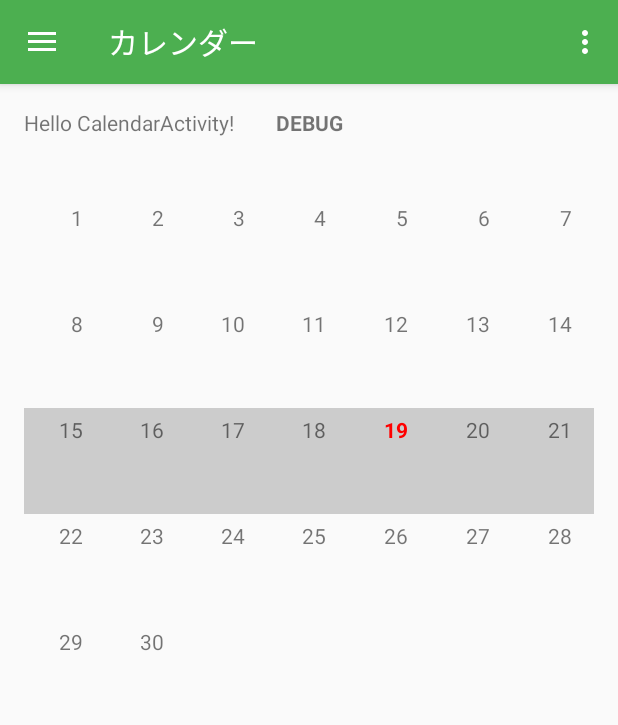
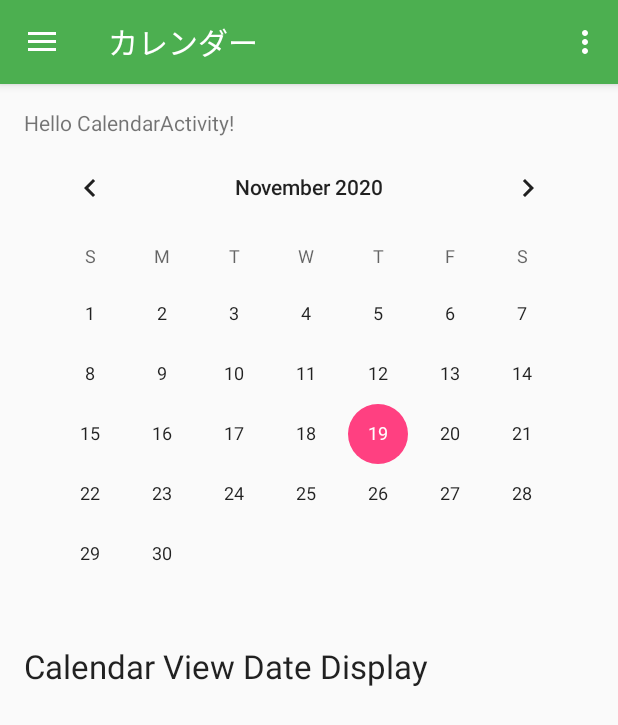
Before and after one commit to Guion-Rem24/Attendance_Tracking, an Android app: the screen it shows after launch (CalendarActivity), on a phone screen of 412 x 824 dp. Shown: the top 725 px of the screen. Run offline under Robolectric (Android 15) with nearby library versions, the phone set to English and light mode, and no system bars.

Commit message:
add fragments in CalendarActivity

```diff
--- a/app/build.gradle
+++ b/app/build.gradle
@@ -48,4 +48,5 @@ dependencies {
 //    implementation 'androidx.drawerlayout.widget:1.1.1'
     implementation 'androidx.appcompat:appcompat:1.2.0'
     implementation 'com.android.support:design'
+    implementation  'org.apache.commons:commons-lang3:3.7'
 }
--- a/app/src/main/java/com/example/attendance_tracking/CalendarActivity.java
+++ b/app/src/main/java/com/example/attendance_tracking/CalendarActivity.java
@@ -1,30 +1,49 @@
 package com.example.attendance_tracking;
 
+import androidx.appcompat.app.ActionBar;
 import androidx.appcompat.app.ActionBarDrawerToggle;
 import androidx.appcompat.app.AppCompatActivity;
 import androidx.appcompat.widget.Toolbar;
 import androidx.core.view.GravityCompat;
 import androidx.drawerlayout.widget.DrawerLayout;
+import androidx.fragment.app.Fragment;
 
 import android.content.Context;
 import android.content.Intent;
+import android.net.Uri;
 import android.os.Bundle;
 import android.util.Log;
 import android.view.Menu;
 import android.view.MenuItem;
+import android.widget.Button;
+import android.widget.CalendarView;
+import android.widget.TextView;
 import android.widget.Toast;
 
 import com.google.android.material.navigation.NavigationView;
 
 public class CalendarActivity extends AppCompatActivity
-        implements NavigationView.OnNavigationItemSelectedListener {
+        implements  NavigationView.OnNavigationItemSelectedListener,
+                    DayDetailFragment.OnFragmentInteractionListener {
 
     static String TAG = "CalendarActivity";
+    private Fragment currentFragment;
+    int mMode = 0;
 
     @Override
     protected void onCreate(Bundle savedInstanceState) {
         super.onCreate(savedInstanceState);
         setContentView(R.layout.activity_calendar);
+        {
+            Context context = getApplicationContext();
+            CharSequence text = "Start CalendarActivity...";
+            int duration = Toast.LENGTH_SHORT;
+
+            Toast toast = Toast.makeText(context, text, duration);
+            toast.show();
+        }
+
+        currentFragment = null;
 
         // ToolBar
         Toolbar toolbar = (Toolbar) findViewById(R.id.calendar_toolbar);
@@ -48,15 +67,54 @@ public class CalendarActivity extends AppCompatActivity
         NavigationView navigationView = (NavigationView) findViewById(R.id.Calendar_navigationView);
         navigationView.setNavigationItemSelectedListener(this);
 
-        {
-            Context context = getApplicationContext();
-            CharSequence text = "Start CalendarActivity...";
-            int duration = Toast.LENGTH_SHORT;
+        /*
+        calendarView.setOnDateChangeListener((CalendarView view, int year, int month, int dayOfMonth) -> {
 
-            Toast toast = Toast.makeText(context, text, duration);
-            toast.show();
-        }
+            DayDetailFragment fragment = new DayDetailFragment();
+
+            FragmentTransaction transaction = getSupportFragmentManager().beginTransaction();
+            transaction.add(R.id.fragment_daydetail, fragment);
+
+            transaction.commit();
+            Toast.makeText(
+                    getApplicationContext(),
+                    "Selected Date... " + "Year:" + year + "Month:" + month + "Day:" + dayOfMonth,
+                    Toast.LENGTH_LONG).show();
+//            dayView.setText("Date: "+year+"/"+month+"/"+dayOfMonth);
+        });
+
+         */
+
+        CalendarFragment fragment = CalendarFragment.newInstance();
+
+        getSupportFragmentManager()
+                .beginTransaction()
+                .replace(R.id.fragment_calendar_root, fragment)
+                .commit();
+
+
+
+        /*
+        Button button = findViewById(R.id.main_button);
+        //ボタンが押下されたら、Fragmentを表示する
+        main_button.setOnClickListener(new View.OnClickListener() {
+            @Override
+            public void onClick(View v) {
+                //fragmentを呼びだす
+                // Fragmentを作成します
+                MainFragment fragment = new MainFragment();
+                // Fragmentの追加や削除といった変更を行う際は、Transactionを利用します
+                FragmentTransaction transaction = getSupportFragmentManager().beginTransaction();
+                // 新しく追加を行うのでaddを使用します
+                transaction.add(R.id.fragment_layout, fragment);
+                // 最後にcommitを使用することで変更を反映します
+                transaction.commit();
+            }
+        });
+
+         */
     }
+
 
     @Override
     public boolean onCreateOptionsMenu(Menu menu){
@@ -93,7 +151,7 @@ public class CalendarActivity extends AppCompatActivity
         int id = item.getItemId();
         Intent intent;
 
-        Log.d(TAG,"------------id: "+id+"------------");
+//        Log.d(TAG,"------------id: "+id+"------------");
 
         switch(id){
             case R.id.menu_item1:
@@ -133,5 +191,42 @@ public class CalendarActivity extends AppCompatActivity
         return true;
     }
 
+    @Override
+    public void onFragmentInteraction(Uri uri){
+
+
+    }
+
+    @Override
+    public void onResume(){
+        super.onResume();
+//        if(mMode == 1){
+//            currentFragment = DayDetailFragment.newInstance();
+//        }else if(mMode == 0){
+//            currentFragment = CalendarFragment.newInstance();
+//        }
+//        getSupportFragmentManager()
+//                .beginTransaction()
+//                .replace(R.id.fragment_calendar_root, currentFragment)
+//                .commit();
+    }
+
+    @Override
+    public void onPause(){
+        super.onPause();
+        if(currentFragment != null){
+            getSupportFragmentManager()
+                    .beginTransaction()
+                    .remove(currentFragment)
+                    .commit();
+            currentFragment = null;
+        }
+    }
+
+    public void setupBackButton(boolean enableBackButton){
+        ActionBar actionBar = getSupportActionBar();
+        actionBar.setDisplayHomeAsUpEnabled(enableBackButton);
+    }
+
 
 }
--- /dev/null
+++ b/app/src/main/java/com/example/attendance_tracking/CalendarFragment.java
@@ -0,0 +1,138 @@
+package com.example.attendance_tracking;
+
+import android.net.Uri;
+import android.os.Bundle;
+
+import androidx.fragment.app.Fragment;
+
+import android.view.LayoutInflater;
+import android.view.View;
+import android.view.ViewGroup;
+import android.widget.CalendarView;
+import android.widget.TextView;
+
+import java.util.Calendar;
+
+
+public class CalendarFragment extends Fragment implements CalendarView.OnDateChangeListener{
+
+    // TODO: Rename parameter arguments, choose names that match
+    // the fragment initialization parameters, e.g. ARG_ITEM_NUMBER
+    private static final String ARG_PARAM1 = "param1";
+    private static final String ARG_PARAM2 = "param2";
+
+//    // TODO: Rename and change types of parameters
+    private String mParam1;
+    private String mParam2;
+
+    private DayDetailFragment.OnFragmentInteractionListener mListener;
+    private CalendarView calendarView;
+    private TextView dayView;
+
+    public CalendarFragment() {
+        // Required empty public constructor
+        mListener = new DayDetailFragment.OnFragmentInteractionListener() {
+            @Override
+            public void onFragmentInteraction(Uri uri) {
+                // NOP.
+            }
+        };
+    }
+
+    public static CalendarFragment newInstance(){
+        return new CalendarFragment();
+    }
+
+    public static CalendarFragment newInstance(String mParam1, String mParam2){
+        CalendarFragment fragment = new CalendarFragment();
+        Bundle args = new Bundle();
+        args.putString(ARG_PARAM1,mParam1);
+        args.putString(ARG_PARAM2,mParam2);
+        fragment.setArguments(args);
+        return fragment;
+    }
+
+
+    @Override
+    public void onCreate(Bundle savedInstanceState) {
+        super.onCreate(savedInstanceState);
+        if (getArguments() != null) {
+            mParam1 = getArguments().getString(ARG_PARAM1);
+            mParam2 = getArguments().getString(ARG_PARAM2);
+        }
+
+
+    }
+
+    @Override
+    public View onCreateView(LayoutInflater inflater, ViewGroup container,
+                             Bundle savedInstanceState) {
+        // Inflate the layout for this fragment
+//        return inflater.inflate(R.layout.fragment_calendar, container, false);
+        View view = inflater.inflate(R.layout.fragment_calendar, container, false);
+
+        CalendarActivity calActivity = (CalendarActivity) getActivity();
+        calActivity.setTitle("カレンダー Fragment");
+
+        // CalendarView Listener
+        calendarView = (CalendarView) view.findViewById(R.id.calendar_view);
+        dayView = (TextView) view.findViewById(R.id.day_view);
+
+        calendarView.setOnDateChangeListener(this);
+
+
+        return view;
+    }
+
+    @Override
+    public void onDetach(){
+        super.onDetach();
+        mListener = new DayDetailFragment.OnFragmentInteractionListener(){
+            @Override
+            public void onFragmentInteraction(Uri uri){
+                // NOP
+            }
+        };
+    }
+
+    @Override
+    public void onResume(){
+        super.onResume();
+    }
+
+    @Override
+    public void onPause(){
+        super.onPause();
+    }
+
+
+    public interface OnFragmentInteractionListener {
+        void onFragmentInteraction(Uri uri);
+    }
+
+
+    // 日付をクリックされた時の処理
+    public void onSelectedDayChange(CalendarView view, int year, int month,
+                                    int dayOfMonth) {
+
+//        Intent varIntent = new Intent(getApplication(), MainActivity.class);
+//
+////            dayView.setText("Date: "+year+"/"+month+"/"+dayOfMonth);
+//        startActivity(varIntent);
+
+//        DayDetailFragment fragment = DayDetailFragment.newInstance();
+
+//        FragmentTransaction transaction = getSupportFragmentManager().beginTransaction();
+//        transaction.add(R.id.fragment_daydetail, fragment);
+//        transaction.commit();
+//        getSupportFragmentManager()
+//                .beginTransaction()
+//                .replace(R.id.fragment_calendar_root,fragment)
+//                .commit();
+
+//        mMode = 1;
+        CalendarActivity activity = (CalendarActivity) getActivity();
+        activity.mMode = 1;
+
+    }
+}
--- a/app/src/main/java/com/example/attendance_tracking/MainActivity.java
+++ b/app/src/main/java/com/example/attendance_tracking/MainActivity.java
@@ -39,6 +39,15 @@ public class MainActivity extends AppCompatActivity
             Intent intent = new android.content.Intent(this, CalendarActivity.class);
             startActivity(intent);
             return;
+        }else{
+            {
+                Context context = getApplicationContext();
+                CharSequence text = "Start MainActivity...";
+                int duration = Toast.LENGTH_SHORT;
+
+                Toast toast = Toast.makeText(context, text, duration);
+                toast.show();
+            }
         }
 
         // レイアウトリソースの読み込み
@@ -83,14 +92,7 @@ public class MainActivity extends AppCompatActivity
          */
 
 //        leanBackMode();
-        {
-            Context context = getApplicationContext();
-            CharSequence text = "Start MainActivity...";
-            int duration = Toast.LENGTH_SHORT;
 
-            Toast toast = Toast.makeText(context, text, duration);
-            toast.show();
-        }
     }
 
     @Override
--- a/app/src/main/java/com/example/attendance_tracking/CalendarView.java
+++ b/app/src/main/java/com/example/attendance_tracking/_CalendarView.java
@@ -1,4 +1,6 @@
 package com.example.attendance_tracking;
+
+// 解決するまで使用禁止
 
 import android.annotation.SuppressLint;
 import android.content.Context;
@@ -13,13 +15,15 @@ import android.widget.LinearLayout;
 import android.widget.TextView;
 import android.widget.Toast;
 
+import androidx.annotation.IdRes;
+
 import com.example.attendance_tracking.DayClickListener;
 import com.example.attendance_tracking.R;
 
 import java.text.SimpleDateFormat;
 import java.util.ArrayList;
 
-public class CalendarView extends LinearLayout {
+public class _CalendarView extends LinearLayout {
 
     public int beginningWeek = Calendar.SUNDAY;
     public int todayColor = Color.RED;
@@ -43,7 +47,7 @@ public class CalendarView extends LinearLayout {
     }
 
     @SuppressLint("ResourceType")
-    public CalendarView(Context context, AttributeSet attrs) {
+    public _CalendarView(Context context, AttributeSet attrs) {
 
         super(context, attrs);
         this.setOrientation(VERTICAL);
@@ -101,10 +105,10 @@ public class CalendarView extends LinearLayout {
             // 1週間分の日付ビュー作成
             for (int j = 0; j < WEEK_7; j++) {
                 TextView dayView = new TextView(context);
-                //dayView.setText(String.valueOf((i * WEEK_7) + (j + 1))); // TODO:DEBUG
+                dayView.setText(String.valueOf((i * WEEK_7) + (j + 1))); // TODO:DEBUG
                 dayView.setGravity(Gravity.RIGHT); // 右寄せで表示
                 dayView.setClickable(true);//Textviewをクリック可能にする
-                // textをクリックできないと落ちる
+                // textをクリックできないと落ちる & 二度目のクリックで落ちる
                 dayView.setId(View.generateViewId());
                 //個々の日付の余白設定、左、右、トップ、ボトムの順
                 dayView.setPadding(0, padding, paddingR, padding*10);
--- a/app/src/main/res/layout/activity_calendar.xml
+++ b/app/src/main/res/layout/activity_calendar.xml
@@ -13,9 +13,17 @@
             android:layout_width="match_parent"
             android:layout_height="match_parent">
 
+            <androidx.constraintlayout.widget.ConstraintLayout
+                android:layout_height="match_parent"
+                android:layout_width="match_parent">
+
                 <com.google.android.material.appbar.AppBarLayout
+                    android:id="@+id/calendar_appbar"
                     android:layout_width="match_parent"
-            android:layout_height="wrap_content">
+                    android:layout_height="wrap_content"
+                    app:layout_constraintTop_toTopOf="parent"
+                    app:layout_constraintLeft_toLeftOf="parent">
+
 
                     <androidx.appcompat.widget.Toolbar
                         android:id="@+id/calendar_toolbar"
@@ -29,28 +37,17 @@
 
                 </com.google.android.material.appbar.AppBarLayout>
 
-        <RelativeLayout
+                <!-- Fragment part -->
+                <FrameLayout
+                    android:id="@+id/fragment_calendar_root"
                     android:layout_width="match_parent"
-            android:layout_height="match_parent"
-            android:padding="16dp"
-            app:layout_behavior="@string/appbar_scrolling_view_behavior">
-            <TextView
-                android:layout_width="wrap_content"
                     android:layout_height="wrap_content"
-                android:text="Hello CalendarActivity!"
-                />
+                    app:layout_constraintTop_toBottomOf="@+id/calendar_appbar"
+                    app:layout_constraintLeft_toLeftOf="parent"/>
+            </androidx.constraintlayout.widget.ConstraintLayout>
 
-            <com.example.attendance_tracking.CalendarView
-                android:id="@+id/calendar_view"
-                android:layout_width="match_parent"
-                android:layout_height="match_parent"
-                app:layout_constraintBottom_toBottomOf="parent"
-                app:layout_constraintEnd_toEndOf="parent"
-                app:layout_constraintStart_toStartOf="parent"
-                app:layout_constraintTop_toTopOf="parent" />
+        </androidx.coordinatorlayout.widget.CoordinatorLayout>
 
-        </RelativeLayout>
-    </androidx.coordinatorlayout.widget.CoordinatorLayout>
 
     <com.google.android.material.navigation.NavigationView
         android:id="@+id/Calendar_navigationView"
--- a/app/src/main/res/layout/activity_main.xml
+++ b/app/src/main/res/layout/activity_main.xml
@@ -67,7 +67,7 @@
 
 
 
-<!--    <com.example.attendance_tracking.CalendarView-->
+<!--    <com.example.attendance_tracking._CalendarView-->
 <!--        android:id="@+id/calendar_view"-->
 <!--        android:layout_width="match_parent"-->
 <!--        android:layout_height="match_parent"-->
--- /dev/null
+++ b/app/src/main/res/layout/fragment_calendar.xml
@@ -0,0 +1,49 @@
+<?xml version="1.0" encoding="utf-8"?>
+<FrameLayout xmlns:android="http://schemas.android.com/apk/res/android"
+    xmlns:tools="http://schemas.android.com/tools"
+    android:layout_width="match_parent"
+    android:layout_height="wrap_content"
+    xmlns:app="http://schemas.android.com/apk/res-auto"
+    tools:context=".CalendarFragment">
+
+    <RelativeLayout
+        android:layout_width="match_parent"
+        android:layout_height="match_parent"
+        android:orientation="vertical"
+        android:scrollbars="vertical"
+        android:padding="16dp"
+        app:layout_behavior="@string/appbar_scrolling_view_behavior">
+        <LinearLayout
+            android:layout_width="match_parent"
+            android:layout_height="wrap_content"
+            android:orientation="vertical">
+
+            <TextView
+                android:layout_width="wrap_content"
+                android:layout_height="wrap_content"
+                android:text="Hello CalendarActivity!" />
+
+            <!--            <com.example.attendance_tracking._CalendarView-->
+            <!--                android:id="@+id/calendar_view"-->
+            <!--                android:layout_width="match_parent"-->
+            <!--                android:layout_height="match_parent"-->
+            <!--                app:layout_constraintBottom_toBottomOf="parent"-->
+            <!--                app:layout_constraintEnd_toEndOf="parent"-->
+            <!--                app:layout_constraintStart_toStartOf="parent"-->
+            <!--                app:layout_constraintTop_toTopOf="parent" />-->
+            <CalendarView
+                android:id="@+id/calendar_view"
+                android:layout_width="match_parent"
+                android:layout_height="wrap_content"
+                android:gravity="center" />
+            <TextView
+                android:id="@+id/day_view"
+                android:layout_width="wrap_content"
+                android:layout_height="wrap_content"
+                android:text="Calendar View Date Display"
+                android:textAppearance="?android:attr/textAppearanceLarge" />
+
+        </LinearLayout>
+    </RelativeLayout>
+
+</FrameLayout>
--- a/app/src/main/res/values/strings.xml
+++ b/app/src/main/res/values/strings.xml
@@ -31,6 +31,9 @@
     <string name="signature_title">Your signature</string>
     <string name="reply_title">Default reply action</string>
 
+    <!-- Fragment Strings -->
+    <string name="daydetail_fragment_test">Welcome to DayDetail Fragment</string>
+
     <!-- Sync Preferences -->
     <string name="sync_title">Sync email periodically</string>
     <string name="attachment_title">Download incoming attachments</string>
--- a/build.gradle
+++ b/build.gradle
@@ -5,7 +5,7 @@ buildscript {
         jcenter()
     }
     dependencies {
-        classpath "com.android.tools.build:gradle:4.1.0"
+        classpath 'com.android.tools.build:gradle:4.1.1'
 
         // NOTE: Do not place your application dependencies here; they belong
         // in the individual module build.gradle files
```
Also changed, not shown: app/src/main/java/com/example/attendance_tracking/DayClickListener.java (+16 -5 lines), app/src/main/java/com/example/attendance_tracking/DayDetailFragment.java (added, +147 -0 lines), app/src/main/res/layout/fragment_day_detail.xml (added, +21 -0 lines). Lines whose indentation alone changed are shown as unchanged.
